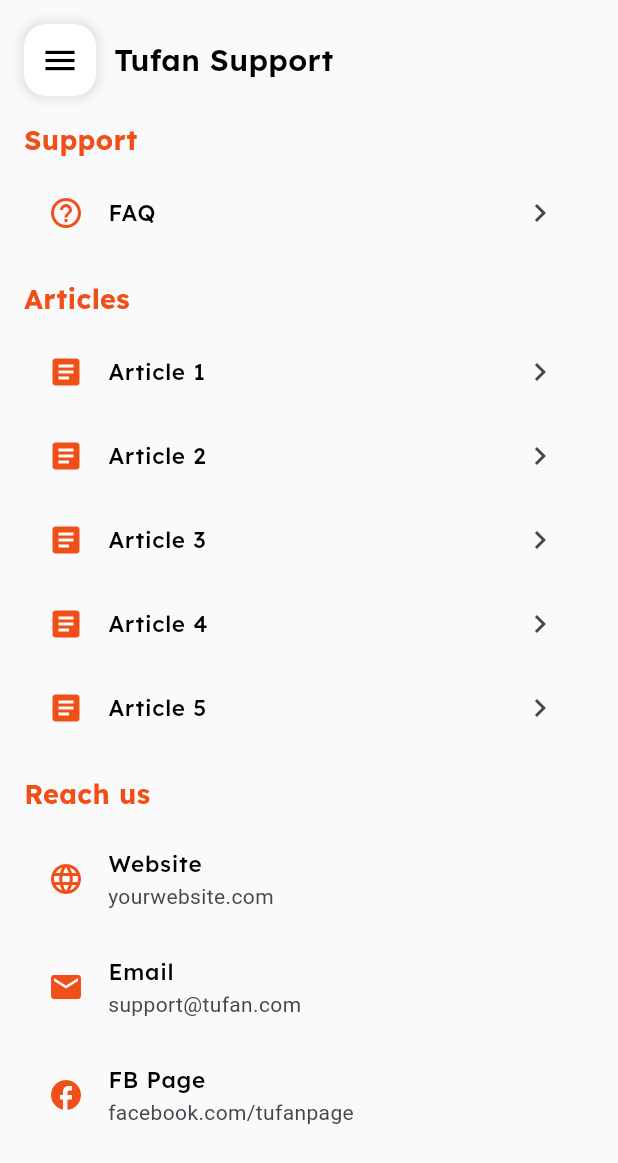
After one commit to EmpAsh938/tufan_rider, a Flutter app: the SupportScreen screen opened by its route, on a phone screen of 412 x 824 dp. The commit adds this screen. Shown: the top 1163 px of the screen. Run offline on Flutter 3.47's test engine with Material 3 defaults, Android fonts, the light colour scheme and no system bars; our stand-ins replace bloc, device_info_plus, device_preview, dio, equatable, flutter_bloc and 10 more; missing offline and left inert: flutter_polyline_points, imepay_merchant_sdk, stomp_dart_client; accounts and stored records are empty.

Commit message:
support added

```diff
--- a/lib/app/routes/app_route.dart
+++ b/lib/app/routes/app_route.dart
@@ -17,6 +17,7 @@ import 'package:tufan_rider/features/sidebar/presentation/screens/emergency_scre
 import 'package:tufan_rider/features/sidebar/presentation/screens/profile_screen.dart';
 import 'package:tufan_rider/features/sidebar/presentation/screens/ride_history_screen.dart';
 import 'package:tufan_rider/features/sidebar/presentation/screens/settings_screen.dart';
+import 'package:tufan_rider/features/sidebar/presentation/screens/support_screen.dart';
 import 'package:tufan_rider/features/splash/presentation/splash_screen.dart';
 
 class AppRoutes {
@@ -32,6 +33,7 @@ class AppRoutes {
   static const String settings = '/settings';
   static const String changePhone = '/settings/changePhone';
   static const String emergency = '/emergency';
+  static const String support = '/support';
   static const String riderSignupFlow = '/riderSignup';
   static const String riderCredit = '/riderCredit';
   static const String riderCreditHistory = '/riderCreditHistory';
@@ -76,6 +78,8 @@ class AppRoutes {
         return _slideFromRight(ChangePhoneScreen(), routeSettings);
       case emergency:
         return _slideFromRight(EmergencyScreen(), routeSettings);
+      case support:
+        return _slideFromRight(SupportScreen(), routeSettings);
       default:
         return null;
     }
--- a/lib/core/widgets/custom_drawer.dart
+++ b/lib/core/widgets/custom_drawer.dart
@@ -153,7 +153,10 @@ class _CustomDrawerState extends State<CustomDrawer> {
                       Scaffold.of(context).closeDrawer();
                       Navigator.pushNamed(context, AppRoutes.emergency);
                     }),
-                    _buildDrawerButton('Support', () {}),
+                    _buildDrawerButton('Support', () {
+                      Navigator.pushNamedAndRemoveUntil(
+                          context, AppRoutes.support, (route) => false);
+                    }),
                     const SizedBox(height: 20),
                     Padding(
                       padding: const EdgeInsets.symmetric(horizontal: 10),
--- a/lib/features/rider/map/presentation/screens/rider_credit_screen.dart
+++ b/lib/features/rider/map/presentation/screens/rider_credit_screen.dart
@@ -150,16 +150,6 @@ class _RiderCreditScreenState extends State<RiderCreditScreen> {
             // Top App Bar
             Container(
               padding: const EdgeInsets.symmetric(horizontal: 16, vertical: 16),
-              decoration: BoxDecoration(
-                  // color: AppColors.primaryWhite,
-                  // boxShadow: [
-                  //   BoxShadow(
-                  //     color: AppColors.primaryBlack.withOpacity(0.1),
-                  //     blurRadius: 5,
-                  //     spreadRadius: 2,
-                  //   ),
-                  // ],
-                  ),
               child: Row(
                 children: [
                   Container(
--- /dev/null
+++ b/lib/features/sidebar/presentation/screens/support_screen.dart
@@ -0,0 +1,160 @@
+import 'package:flutter/material.dart';
+import 'package:tufan_rider/core/constants/app_colors.dart';
+import 'package:tufan_rider/core/constants/app_text_styles.dart';
+import 'package:tufan_rider/core/widgets/custom_drawer.dart';
+import 'package:url_launcher/url_launcher.dart';
+
+class SupportScreen extends StatelessWidget {
+  const SupportScreen({super.key});
+
+  @override
+  Widget build(BuildContext context) {
+    return SafeArea(
+      child: Scaffold(
+        drawer: const CustomDrawer(),
+        body: Column(
+          children: [
+            // Top App Bar
+            Container(
+              padding: const EdgeInsets.only(
+                left: 16,
+                right: 16,
+                top: 16,
+              ),
+              child: Row(
+                children: [
+                  Container(
+                    decoration: BoxDecoration(
+                      color: AppColors.primaryWhite,
+                      borderRadius: BorderRadius.circular(15),
+                      boxShadow: [
+                        BoxShadow(
+                          color: AppColors.primaryBlack.withOpacity(0.1),
+                          blurRadius: 5,
+                          spreadRadius: 2,
+                        ),
+                      ],
+                    ),
+                    child: Builder(builder: (context) {
+                      return IconButton(
+                        onPressed: () => Scaffold.of(context).openDrawer(),
+                        icon: Icon(
+                          Icons.menu,
+                          color: AppColors.primaryBlack,
+                          size: 26,
+                        ),
+                      );
+                    }),
+                  ),
+                  const SizedBox(width: 12),
+                  Expanded(
+                    child: Text(
+                      'Tufan Support',
+                      style: AppTypography.labelText.copyWith(
+                        fontSize: 20,
+                        fontWeight: FontWeight.w600,
+                      ),
+                    ),
+                  ),
+                ],
+              ),
+            ),
+
+            Expanded(
+              child: SingleChildScrollView(
+                padding: const EdgeInsets.only(
+                  left: 16,
+                  right: 16,
+                  bottom: 16,
+                ),
+                child: Column(
+                  crossAxisAlignment: CrossAxisAlignment.start,
+                  children: [
+                    // Support Section
+                    _buildSectionHeader('Support'),
+                    _buildMenuItem('FAQ', Icons.help_outline, () {
+                      // Navigate to FAQ screen
+                    }),
+
+                    // Articles Section
+                    _buildSectionHeader('Articles'),
+                    _buildMenuItem('Article 1', Icons.article, () {
+                      // Open Article 1
+                    }),
+                    _buildMenuItem('Article 2', Icons.article, () {
+                      // Open Article 2
+                    }),
+                    _buildMenuItem('Article 3', Icons.article, () {
+                      // Open Article 3
+                    }),
+                    _buildMenuItem('Article 4', Icons.article, () {
+                      // Open Article 4
+                    }),
+                    _buildMenuItem('Article 5', Icons.article, () {
+                      // Open Article 5
+                    }),
+
+                    // Contact Section
+                    _buildSectionHeader('Reach us'),
+                    _buildContactItem('Website', Icons.language, () {
+                      _launchUrl('https://yourwebsite.com');
+                    }),
+                    _buildContactItem('Email', Icons.email, () {
+                      _launchUrl('mailto:support@tufan.com');
+                    }),
+                    _buildContactItem('FB Page', Icons.facebook, () {
+                      _launchUrl('https://facebook.com/tufanpage');
+                    }),
+                  ],
+                ),
+              ),
+            ),
+          ],
+        ),
+      ),
+    );
+  }
+
+  Widget _buildSectionHeader(String title) {
+    return Padding(
+      padding: const EdgeInsets.only(top: 16, bottom: 8),
+      child: Text(
+        title,
+        style: AppTypography.labelText.copyWith(
+          fontWeight: FontWeight.bold,
+          fontSize: 18,
+          color: AppColors.primaryColor,
+        ),
+      ),
+    );
+  }
+
+  Widget _buildMenuItem(String title, IconData icon, VoidCallback onTap) {
+    return ListTile(
+      leading: Icon(icon, color: AppColors.primaryColor),
+      title: Text(title, style: AppTypography.labelText),
+      trailing: const Icon(Icons.chevron_right),
+      onTap: onTap,
+    );
+  }
+
+  Widget _buildContactItem(String title, IconData icon, VoidCallback onTap) {
+    return ListTile(
+      leading: Icon(icon, color: AppColors.primaryColor),
+      title: Text(title, style: AppTypography.labelText),
+      subtitle: title == 'Email'
+          ? const Text('support@tufan.com')
+          : title == 'FB Page'
+              ? const Text('facebook.com/tufanpage')
+              : const Text('yourwebsite.com'),
+      onTap: onTap,
+    );
+  }
+
+  Future<void> _launchUrl(String url) async {
+    final Uri uri = Uri.parse(url);
+    if (!await launchUrl(uri)) {
+      throw Exception('Could not launch $url');
+    }
+  }
+}
--- a/pubspec.yaml
+++ b/pubspec.yaml
@@ -59,6 +59,7 @@ dependencies:
   intl: ^0.19.0
   device_info_plus: ^11.3.0
   flutter_rating_bar: ^4.0.1
+  url_launcher: ^6.3.1
 
 dev_dependencies:
   flutter_test:
```
Also changed, not shown: pubspec.lock, 5 other files.
